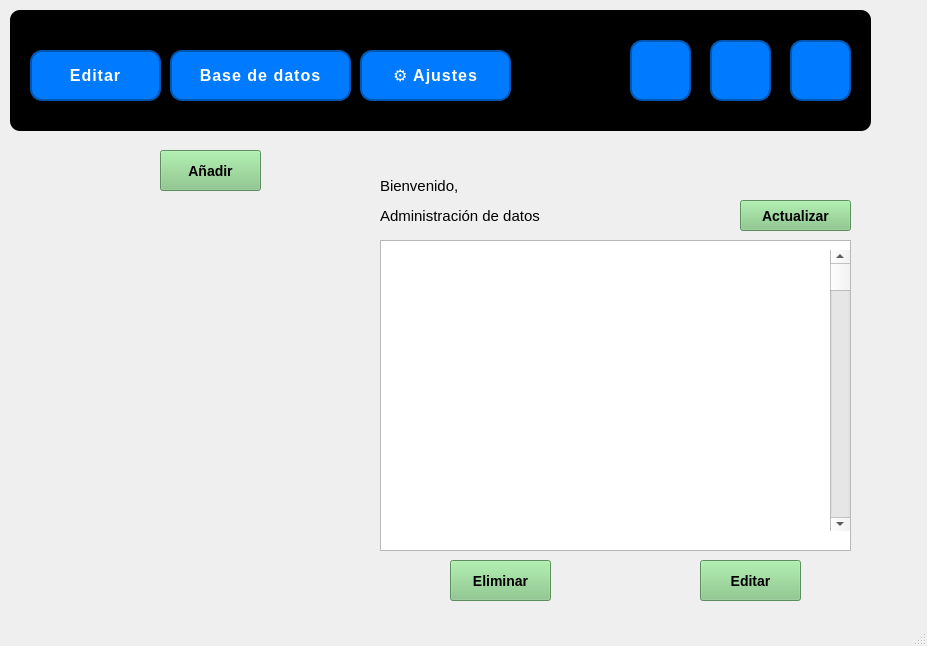
Above: main.ui from julinavas14/trabajo_programacion_sql before the change. Below: the same form after it.
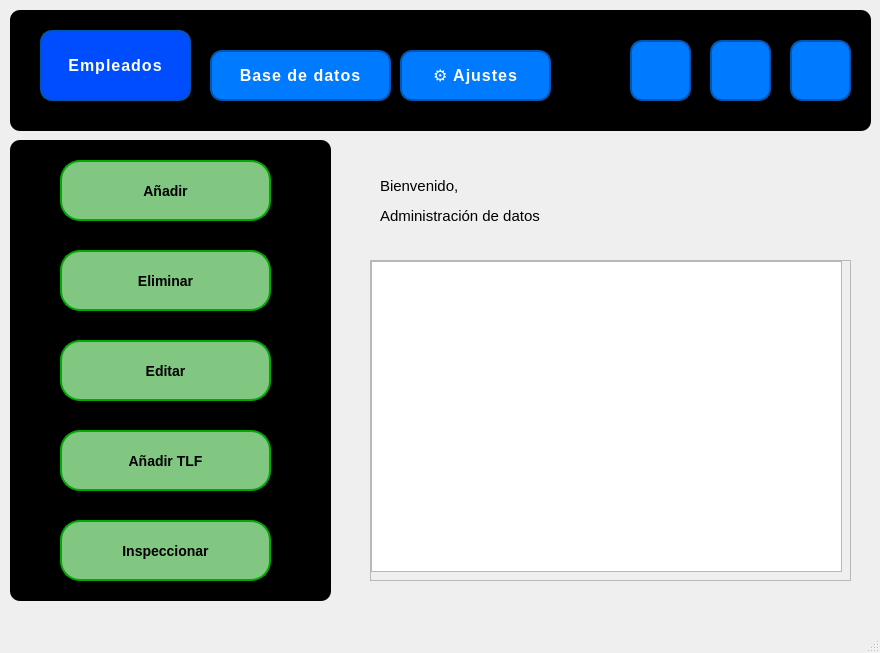
That is the form after the change. Icons and pictures are not drawn.

```diff
--- a/main.ui
+++ b/main.ui
@@ -6,8 +6,8 @@
    <rect>
     <x>0</x>
     <y>0</y>
-    <width>927</width>
-    <height>646</height>
+    <width>880</width>
+    <height>653</height>
    </rect>
   </property>
   <property name="windowTitle">
@@ -20,16 +20,6 @@
    <string/>
   </property>
   <widget class="QWidget" name="centralwidget">
-   <widget class="QListWidget" name="listEmpleados">
-    <property name="geometry">
-     <rect>
-      <x>380</x>
-      <y>240</y>
-      <width>471</width>
-      <height>311</height>
-     </rect>
-    </property>
-   </widget>
    <widget class="QLabel" name="label">
     <property name="geometry">
      <rect>
@@ -101,14 +91,17 @@
     <widget class="QPushButton" name="pushButton">
      <property name="geometry">
       <rect>
-       <x>20</x>
-       <y>40</y>
-       <width>131</width>
-       <height>51</height>
+       <x>30</x>
+       <y>20</y>
+       <width>151</width>
+       <height>71</height>
       </rect>
      </property>
+     <property name="styleSheet">
+      <string notr="true">background-color: rgb(0, 76, 255);</string>
+     </property>
      <property name="text">
-      <string>Editar</string>
+      <string>Empleados</string>
      </property>
     </widget>
     <widget class="QPushButton" name="pushButton_2">
@@ -183,7 +176,7 @@
     <widget class="QPushButton" name="addbasededatos">
      <property name="geometry">
       <rect>
-       <x>160</x>
+       <x>200</x>
        <y>40</y>
        <width>181</width>
        <height>51</height>
@@ -196,7 +189,7 @@
     <widget class="QPushButton" name="addajustes">
      <property name="geometry">
       <rect>
-       <x>350</x>
+       <x>390</x>
        <y>40</y>
        <width>151</width>
        <height>51</height>
@@ -207,119 +200,6 @@
      </property>
     </widget>
    </widget>
-   <widget class="QPushButton" name="btnDelete">
-    <property name="geometry">
-     <rect>
-      <x>450</x>
-      <y>560</y>
-      <width>101</width>
-      <height>41</height>
-     </rect>
-    </property>
-    <property name="styleSheet">
-     <string notr="true">QPushButton {
-        background-color: rgb(129, 198, 129);
-        font-family: &quot;Arial&quot;;
-        font-size: 14px;
-        font-weight: bold; 
-}
-
-QPushButton: hover{
-		background-color: rgb(79, 116, 67)
-}</string>
-    </property>
-    <property name="text">
-     <string>Eliminar</string>
-    </property>
-   </widget>
-   <widget class="QPushButton" name="btnAdd">
-    <property name="geometry">
-     <rect>
-      <x>160</x>
-      <y>150</y>
-      <width>101</width>
-      <height>41</height>
-     </rect>
-    </property>
-    <property name="styleSheet">
-     <string notr="true">QPushButton {
-        background-color: rgb(129, 198, 129);
-        font-family: &quot;Arial&quot;;
-        font-size: 14px;
-        font-weight: bold; 
-}
-
-QPushButton: hover{
-		background-color: rgb(79, 116, 67)
-}</string>
-    </property>
-    <property name="text">
-     <string>Añadir</string>
-    </property>
-   </widget>
-   <widget class="QPushButton" name="btnEdit">
-    <property name="geometry">
-     <rect>
-      <x>700</x>
-      <y>560</y>
-      <width>101</width>
-      <height>41</height>
-     </rect>
-    </property>
-    <property name="styleSheet">
-     <string notr="true">QPushButton {
-        background-color: rgb(129, 198, 129);
-        font-family: &quot;Arial&quot;;
-        font-size: 14px;
-        font-weight: bold; 
-}
-
-QPushButton: hover{
-		background-color: rgb(79, 116, 67)
-}</string>
-    </property>
-    <property name="text">
-     <string>Editar</string>
-    </property>
-   </widget>
-   <widget class="QPushButton" name="addactualizar">
-    <property name="geometry">
-     <rect>
-      <x>740</x>
-      <y>200</y>
-      <width>111</width>
-      <height>31</height>
-     </rect>
-    </property>
-    <property name="styleSheet">
-     <string notr="true">QPushButton {
-        background-color: rgb(129, 198, 129);
-        font-family: &quot;Arial&quot;;
-        font-size: 14px;
-        font-weight: bold; 
-}
-
-QPushButton: hover{
-		background-color: rgb(79, 116, 67)
-}</string>
-    </property>
-    <property name="text">
-     <string>Actualizar</string>
-    </property>
-   </widget>
-   <widget class="QScrollBar" name="verticalScrollBar">
-    <property name="geometry">
-     <rect>
-      <x>830</x>
-      <y>250</y>
-      <width>20</width>
-      <height>281</height>
-     </rect>
-    </property>
-    <property name="orientation">
-     <enum>Qt::Vertical</enum>
-    </property>
-   </widget>
    <widget class="QLabel" name="labelusu">
     <property name="geometry">
      <rect>
@@ -337,6 +217,155 @@
      <string>Bienvenido,</string>
     </property>
    </widget>
+   <widget class="QFrame" name="frame_2">
+    <property name="geometry">
+     <rect>
+      <x>10</x>
+      <y>140</y>
+      <width>321</width>
+      <height>461</height>
+     </rect>
+    </property>
+    <property name="styleSheet">
+     <string notr="true">QFrame{
+background-color: rgb(0, 0, 0);
+border-radius: 10px;
+}
+
+QPushButton {
+        background-color: rgb(129, 198, 129);
+        font-family: &quot;Arial&quot;;
+        font-size: 14px;
+        font-weight: bold; 
+		border-radius: 20px;
+		 border: 2px solid rgb(0, 170, 0);
+
+}
+
+QPushButton:hover {
+    background-color: rgb(0, 166, 0);
+    border-color: rgb(0, 112, 0);
+}
+QPushButton:pressed {
+    background-color: rgb(0, 95, 0);
+    border-color: rgb(0, 85, 0);
+}
+</string>
+    </property>
+    <property name="frameShape">
+     <enum>QFrame::StyledPanel</enum>
+    </property>
+    <property name="frameShadow">
+     <enum>QFrame::Raised</enum>
+    </property>
+    <widget class="QPushButton" name="btnAdd">
+     <property name="geometry">
+      <rect>
+       <x>50</x>
+       <y>20</y>
+       <width>211</width>
+       <height>61</height>
+      </rect>
+     </property>
+     <property name="styleSheet">
+      <string notr="true"/>
+     </property>
+     <property name="text">
+      <string>Añadir</string>
+     </property>
+    </widget>
+    <widget class="QPushButton" name="btnDelete">
+     <property name="geometry">
+      <rect>
+       <x>50</x>
+       <y>110</y>
+       <width>211</width>
+       <height>61</height>
+      </rect>
+     </property>
+     <property name="styleSheet">
+      <string notr="true"/>
+     </property>
+     <property name="text">
+      <string>Eliminar</string>
+     </property>
+    </widget>
+    <widget class="QPushButton" name="btnEdit">
+     <property name="geometry">
+      <rect>
+       <x>50</x>
+       <y>200</y>
+       <width>211</width>
+       <height>61</height>
+      </rect>
+     </property>
+     <property name="styleSheet">
+      <string notr="true"/>
+     </property>
+     <property name="text">
+      <string>Editar</string>
+     </property>
+    </widget>
+    <widget class="QPushButton" name="pushButton_5">
+     <property name="geometry">
+      <rect>
+       <x>50</x>
+       <y>290</y>
+       <width>211</width>
+       <height>61</height>
+      </rect>
+     </property>
+     <property name="text">
+      <string>Añadir TLF</string>
+     </property>
+    </widget>
+    <widget class="QPushButton" name="pushButton_6">
+     <property name="geometry">
+      <rect>
+       <x>50</x>
+       <y>380</y>
+       <width>211</width>
+       <height>61</height>
+      </rect>
+     </property>
+     <property name="text">
+      <string>Inspeccionar</string>
+     </property>
+    </widget>
+   </widget>
+   <widget class="QScrollArea" name="scrollArea_2">
+    <property name="geometry">
+     <rect>
+      <x>370</x>
+      <y>260</y>
+      <width>481</width>
+      <height>321</height>
+     </rect>
+    </property>
+    <property name="widgetResizable">
+     <bool>true</bool>
+    </property>
+    <widget class="QWidget" name="scrollAreaWidgetContents_2">
+     <property name="geometry">
+      <rect>
+       <x>0</x>
+       <y>0</y>
+       <width>479</width>
+       <height>319</height>
+      </rect>
+     </property>
+     <widget class="QListWidget" name="listEmpleados">
+      <property name="geometry">
+       <rect>
+        <x>0</x>
+        <y>0</y>
+        <width>471</width>
+        <height>311</height>
+       </rect>
+      </property>
+     </widget>
+    </widget>
+   </widget>
   </widget>
   <widget class="QMenuBar" name="menubar">
    <property name="geometry">
```
Left out of the diff: 2 changed lines with no effect on the pictures.
